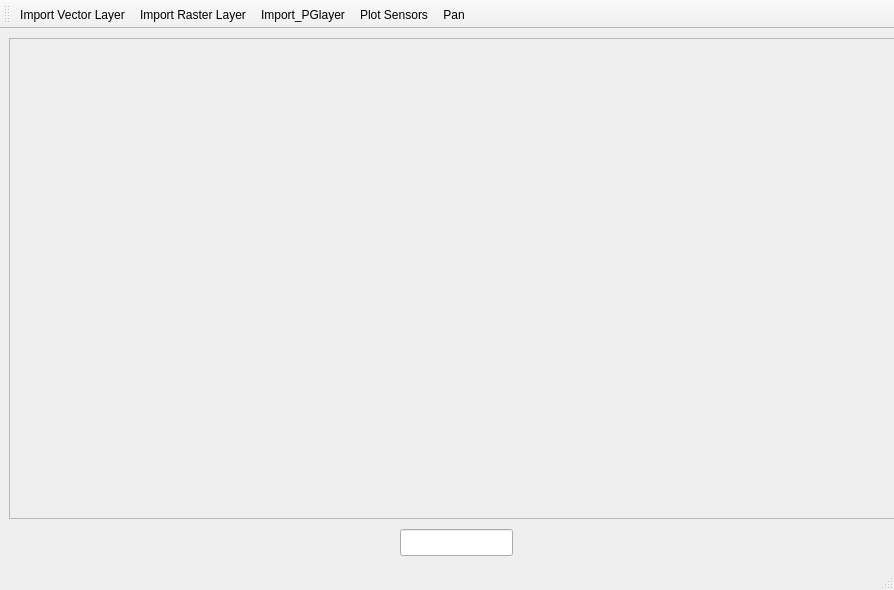
The window that ui_files/smartgrid_gui.ui (aayux/smart-grid) describes before a commit, drawn with Qt 5.
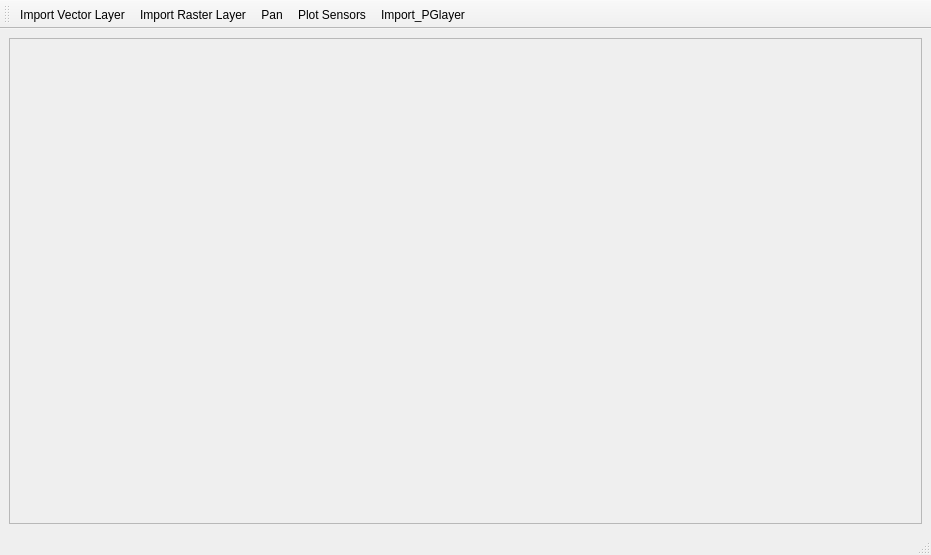
The same window after the commit. Icons and pictures are not drawn.

What changed in the file:
```diff
--- a/ui_files/smartgrid_gui.ui
+++ b/ui_files/smartgrid_gui.ui
@@ -6,23 +6,17 @@
    <rect>
     <x>0</x>
     <y>0</y>
-    <width>894</width>
-    <height>590</height>
+    <width>931</width>
+    <height>555</height>
    </rect>
   </property>
   <property name="windowTitle">
    <string>MainWindow</string>
   </property>
   <widget class="QWidget" name="centralwidget">
+   <layout class="QGridLayout" name="gridLayout">
+    <item row="0" column="0">
    <widget class="QFrame" name="frame">
-    <property name="geometry">
-     <rect>
-      <x>9</x>
-      <y>9</y>
-      <width>891</width>
-      <height>481</height>
-     </rect>
-    </property>
     <property name="frameShape">
      <enum>QFrame::StyledPanel</enum>
     </property>
@@ -30,16 +24,8 @@
      <enum>QFrame::Raised</enum>
     </property>
    </widget>
-   <widget class="QLineEdit" name="lineEdit">
-    <property name="geometry">
-     <rect>
-      <x>400</x>
-      <y>500</y>
-      <width>113</width>
-      <height>27</height>
-     </rect>
-    </property>
-   </widget>
+    </item>
+   </layout>
   </widget>
   <widget class="QToolBar" name="toolBar">
    <property name="windowTitle">
@@ -53,9 +39,9 @@
    </attribute>
    <addaction name="actionImport_Vlayer"/>
    <addaction name="actionImport_Rlayer"/>
-   <addaction name="actionImport_PGlayer"/>
-   <addaction name="actionPlot_Sensors"/>
    <addaction name="actionPan"/>
+   <addaction name="actionPlot_Sensors"/>
+   <addaction name="actionImport_PGlayer"/>
   </widget>
   <widget class="QStatusBar" name="statusbar"/>
   <action name="actionImport_Vlayer">
```
Left out of the diff: 15 changed lines with no effect on the pictures. Lines whose indentation alone changed are shown as unchanged.
